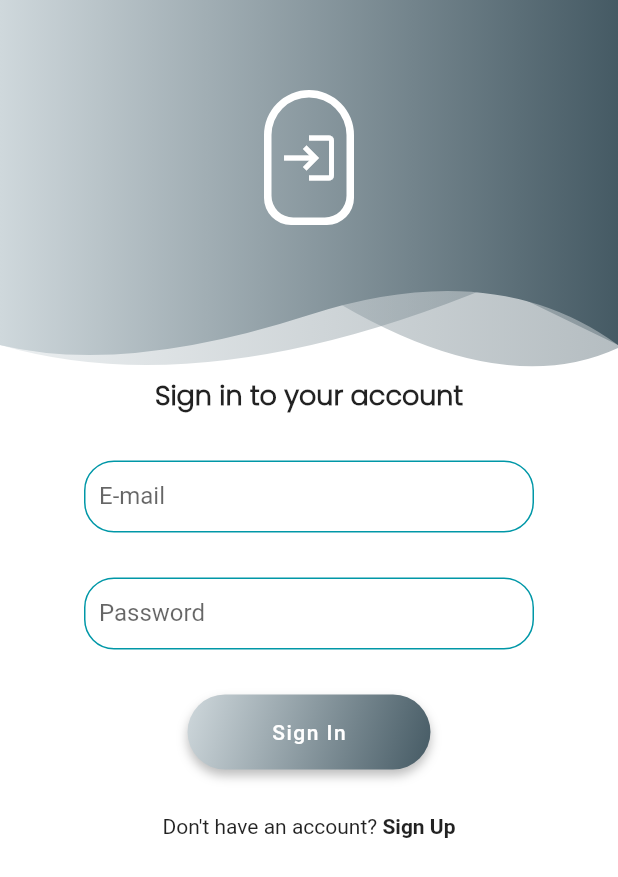
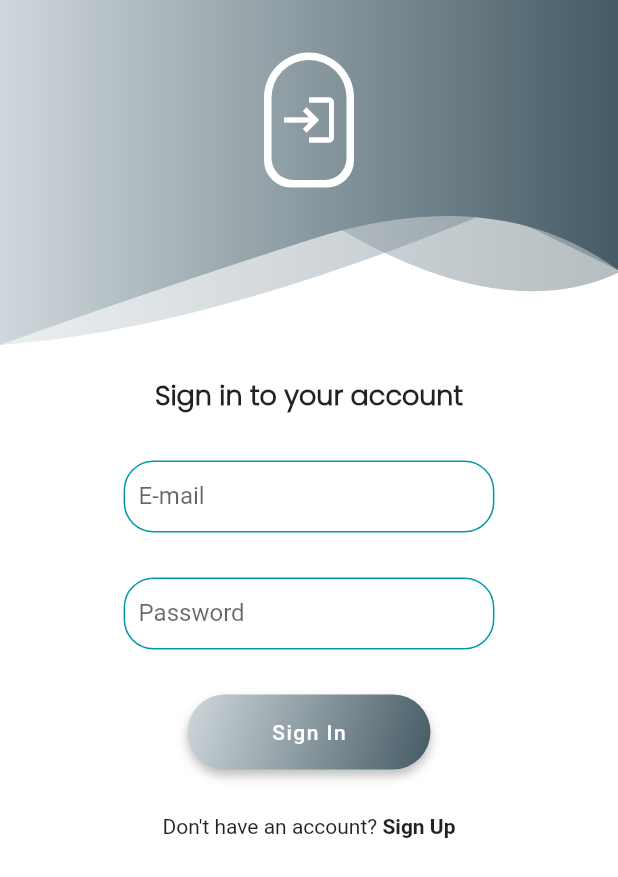
Before and after one commit to Melamorri/homework, a Flutter app: the screen it shows after launch, on a phone screen of 412 x 824 dp. Shown: the top 877 px of the screen. Run offline on Flutter 3.47's test engine with Material 2 defaults, Android fonts, the phone set to English and light mode, and no system bars; our stand-ins replace hexcolor, responsive_sizer, shared_preferences.

Commit message:
Orientation responsiveness added

```diff
--- a/lib/main.dart
+++ b/lib/main.dart
@@ -1,5 +1,6 @@
 import 'package:flutter/material.dart';
 import 'package:hexcolor/hexcolor.dart';
+import 'package:responsive_sizer/responsive_sizer.dart';
 import 'package:week9/pages/greeting_page.dart';
 import 'package:week9/pages/login_page.dart';
 import 'package:week9/pages/registration_page.dart';
@@ -16,8 +17,8 @@ Future<void> main() async {
 
 class LoginApp extends StatelessWidget {
   final String initialRoute;
-  Color _primaryColor = HexColor('#cfd8dc');
-  Color _accentColor = HexColor('#455a64');
+  final Color _primaryColor = HexColor('#cfd8dc');
+  final Color _accentColor = HexColor('#455a64');
 
   LoginApp({
     Key? key,
@@ -26,6 +27,7 @@ class LoginApp extends StatelessWidget {
 
   @override
   Widget build(BuildContext context) {
+    return ResponsiveSizer(builder: (context, orientation, deviceType) {
       return MaterialApp(
         title: 'Flutter Login App',
         theme: ThemeData(
@@ -41,5 +43,7 @@ class LoginApp extends StatelessWidget {
           '/home': (_) => GreetingPage(username: ''),
         },
       );
+    },
+    );
   }
 }
--- a/lib/pages/login_page.dart
+++ b/lib/pages/login_page.dart
@@ -1,5 +1,7 @@
 import 'package:flutter/gestures.dart';
 import 'package:flutter/material.dart';
+import 'package:flutter/services.dart';
+import 'package:responsive_sizer/responsive_sizer.dart';
 import 'package:week9/pages/widgets/header_widget.dart';
 import '../shared_prefs/session_manager.dart';
 import '../shared_prefs/user.dart';
@@ -19,6 +21,8 @@ class _LoginPageState extends State<LoginPage> {
   final _passwordController = TextEditingController();
   final _userRepository = UserRepository();
   final _sessionManager = SessionManager();
+  final width = Device.orientation == Orientation.landscape ? 70.w : 30.h;
+  //final height = Device.orientation == Orientation.landscape ? 50.h : 100.h;
 
   @override
   Widget build(BuildContext context) {
@@ -29,11 +33,9 @@ class _LoginPageState extends State<LoginPage> {
           children: [
             Container(
               height: 250,
-              child: const HeaderWidget(250, true, Icons.login_outlined),
+              child:  HeaderWidget(200, true, Icons.login_outlined),
             ),
-            SafeArea(
-              child: Container(
-                  width: 300,
+            Container(
                   child: Column(
                     children: [
                       const Text(
@@ -47,8 +49,11 @@ class _LoginPageState extends State<LoginPage> {
                       Form(
                           key: _formKey,
                           child: Column(
+                            mainAxisSize: MainAxisSize.max,
                             children: [
-                              TextFormField(
+                               Container(
+                                 width: width,
+                                 child: TextFormField(
                                    validator: (value) {
                                      if (value!.isEmpty)
                                        return 'Please enter your e-mail';
@@ -61,8 +66,11 @@ class _LoginPageState extends State<LoginPage> {
                                    controller: _emailController,
                                    textInputAction: TextInputAction.next,
                                  ),
+                               ),
                               SizedBox(height: 30.0),
-                              TextFormField(
+                              Container(
+                                width: width,
+                                child: TextFormField(
                                   validator: (value) {
                                     if (value!.isEmpty) {
                                       return 'Please enter your password';
@@ -75,6 +83,7 @@ class _LoginPageState extends State<LoginPage> {
                                       hintText: ('Enter your password')),
                                   textInputAction: TextInputAction.done,
                                   controller: _passwordController,
+                                ),
                               ),
                             ],
                           )),
@@ -125,10 +134,10 @@ class _LoginPageState extends State<LoginPage> {
                                   }),
                           ]),
                         ),
-                      )
+                      ),
+                      SizedBox(height: 30.0),
                     ],
                   )),
-            ),
           ],
         ),
       ),
--- a/pubspec.yaml
+++ b/pubspec.yaml
@@ -38,6 +38,8 @@ dependencies:
   intl: ^0.17.0
   shared_preferences: ^2.0.15
   hexcolor: ^2.0.7
+  sizer: ^2.0.15
+  responsive_sizer: ^3.1.0
 
 dev_dependencies:
   flutter_test:
```
Also changed, not shown: pubspec.lock. Lines whose indentation alone changed are shown as unchanged.
